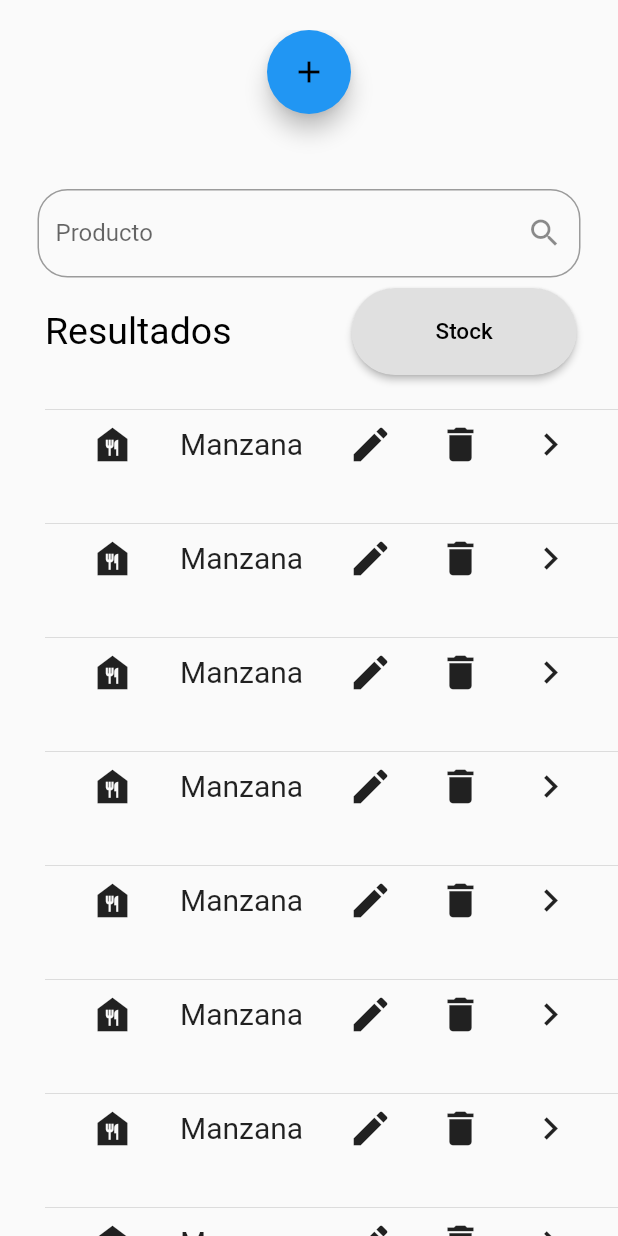
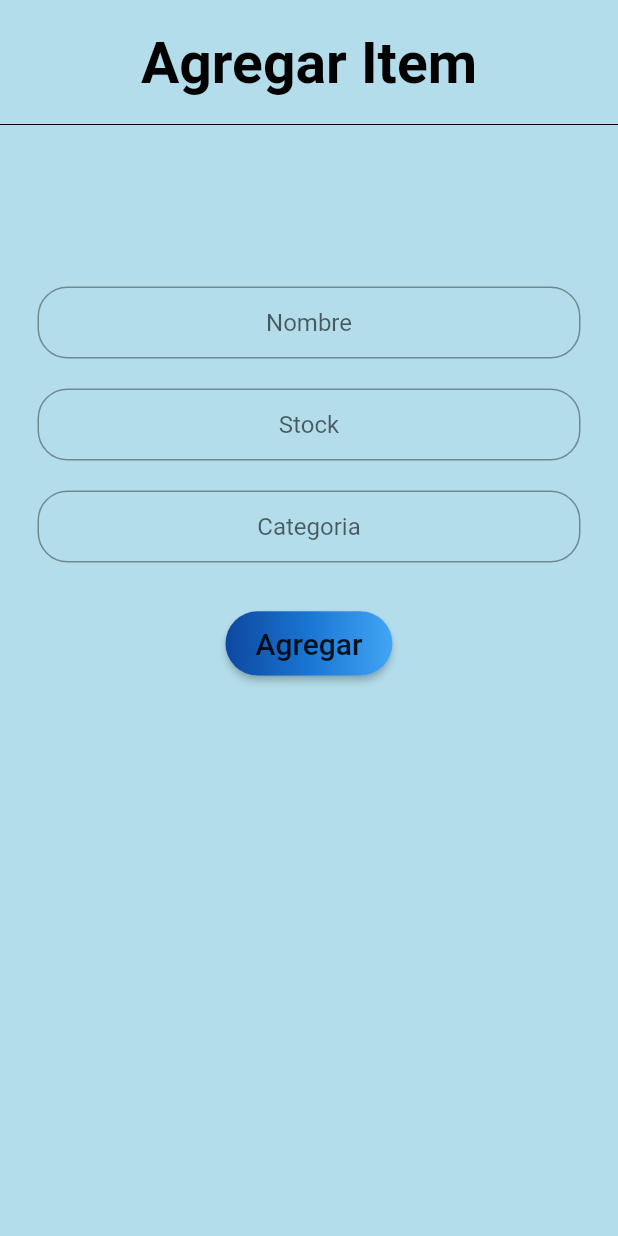
Before and after one commit to RitariDidier/proyectottm, a Flutter app: the screen it shows after launch, after a tap on the "add" icon, on a phone screen of 412 x 824 dp. Run offline on Flutter 3.47's test engine with Material 2 defaults, Android fonts, the phone set to English and light mode, and no system bars.

Commit message:
ventanaAgregar

```diff
--- a/lib/main.dart
+++ b/lib/main.dart
@@ -1,6 +1,7 @@
 import 'package:flutter/material.dart';
 import 'package:proyectottm/src/pages/agregar_item.dart';
 import 'package:proyectottm/src/pages/login_page.dart';
+import 'package:proyectottm/src/pages/agregar.dart';
 
 void main() => runApp(MyApp());
 
@@ -14,6 +15,7 @@ class MyApp extends StatelessWidget {
       routes: {
         'login': (BuildContext context) => LoginPage(),
         'item': (BuildContext context) => AgregarItem(),
+        'agregar': (BuildContext context) => AgregarItemPage(),
       },
     );
   }
--- /dev/null
+++ b/lib/src/pages/agregar.dart
@@ -0,0 +1,96 @@
+import 'package:flutter/material.dart';
+
+class AgregarItemPage extends StatefulWidget {
+  @override
+  _AgregarState createState() => _AgregarState();
+}
+
+class _AgregarState extends State<AgregarItemPage> {
+  @override
+  Widget build(BuildContext context) {
+    return Scaffold(
+      body: Center(
+        child: SafeArea(
+          child: Container(
+            padding: EdgeInsets.only(top: 20),
+            color: Color.fromRGBO(108, 192, 218, 0.50),
+            child: Column(
+              children: <Widget>[
+                _agregarText(),
+                SizedBox(
+                  height: 10,
+                ),
+                Divider(color: Colors.black),
+                SizedBox(
+                  height: 100,
+                ),
+                _crearTextField("Nombre", TextInputType.text),
+                _crearTextField("Stock", TextInputType.number),
+                _crearTextField("Categoria", TextInputType.text),
+                SizedBox(
+                  height: 10,
+                ),
+                _boton(),
+              ],
+            ),
+          ),
+        ),
+      ),
+    );
+  }
+
+  Widget _agregarText() {
+    return Text(
+      'Agregar Item',
+      style: TextStyle(
+        color: Colors.black,
+        fontSize: 38,
+        fontWeight: FontWeight.bold,
+      ),
+      textAlign: TextAlign.center,
+    );
+  }
+
+  Widget _crearTextField(String nombre, keyboardType) {
+    return Container(
+      padding: EdgeInsets.only(
+        left: 25,
+        right: 25,
+        bottom: 20,
+      ),
+      child: TextField(
+        textAlign: TextAlign.center,
+        autofocus: false,
+        keyboardType: keyboardType,
+        decoration: InputDecoration(
+          counterText: "",
+          contentPadding: EdgeInsets.fromLTRB(20.0, 10.0, 20.0, 10.0),
+          border: OutlineInputBorder(borderRadius: BorderRadius.circular(20)),
+          hintText: nombre,
+          //helperText: 'Correo@gmail.com',
+        ),
+      ),
+    );
+  }
+
+  Widget _boton() {
+    return RaisedButton(
+      onPressed: () {},
+      padding: const EdgeInsets.all(0.0),
+      shape: RoundedRectangleBorder(borderRadius: BorderRadius.circular(80.0)),
+      child: Container(
+        decoration: const BoxDecoration(
+            gradient: LinearGradient(
+              colors: <Color>[
+                Color(0xFF0D47A1),
+                Color(0xFF1976D2),
+                Color(0xFF42A5F5),
+              ],
+            ),
+            borderRadius: BorderRadius.all(Radius.circular(80.0))),
+        padding: const EdgeInsets.fromLTRB(20, 10, 20, 10),
+        child: const Text('Agregar', style: TextStyle(fontSize: 20)),
+      ),
+    );
+  }
+}
--- a/lib/src/pages/agregar_item.dart
+++ b/lib/src/pages/agregar_item.dart
@@ -1,4 +1,5 @@
 import 'package:flutter/material.dart';
+import 'package:proyectottm/src/pages/agregar.dart';
 
 class AgregarItem extends StatefulWidget {
   @override
@@ -44,7 +45,10 @@ class _AgregarItemState extends State<AgregarItem> {
   Widget _agregarBoton() {
     return Center(
       child: FloatingActionButton(
-        onPressed: () {},
+        onPressed: () {
+          Navigator.pushReplacementNamed(context, 'agregar');
+          setState(() {});
+        },
         child: Icon(
           Icons.add,
           color: Colors.black,
```
